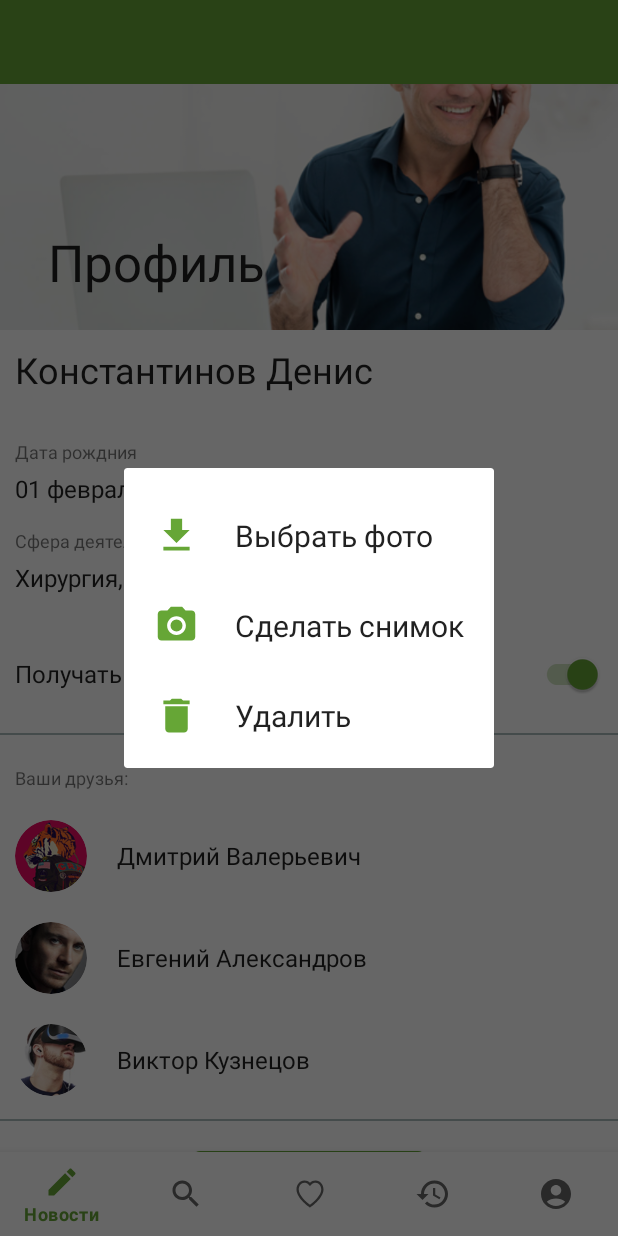
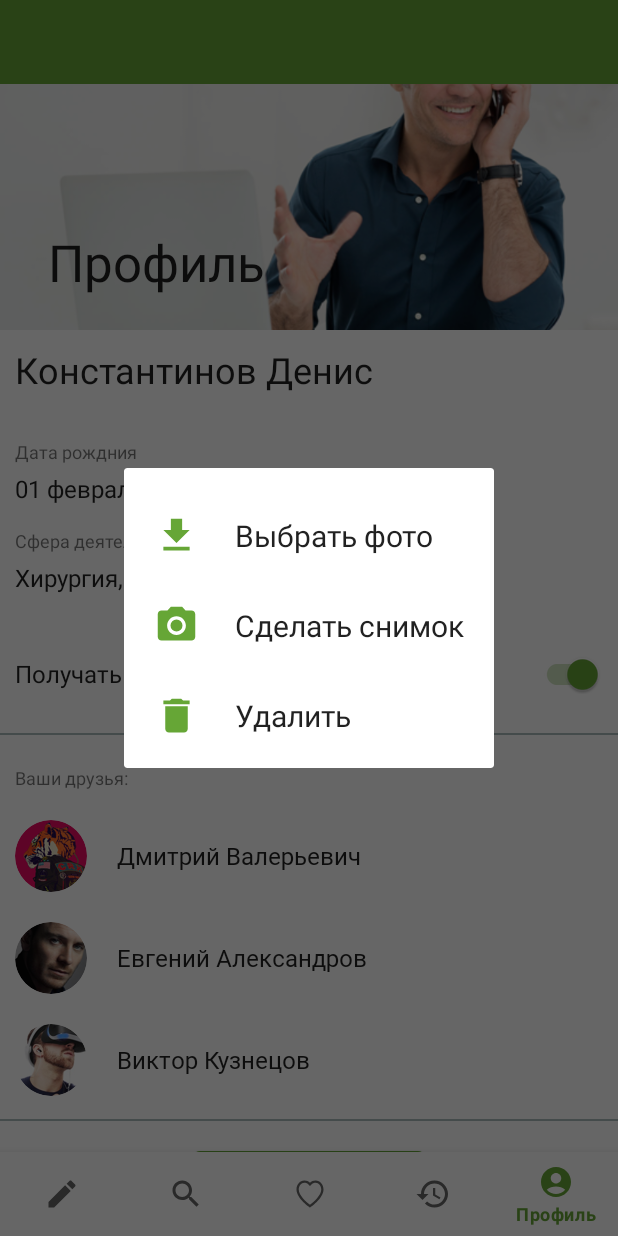
Before and after one commit to radik-alt/ProjectJavaSimba, an Android app: the fragment DialogFragmentSelect placed in its activity, after a tap on "Сделать снимок", on a phone screen of 412 x 824 dp. Run offline under Robolectric (Android 15) with nearby library versions, the phone set to English and light mode, and no system bars; our stand-ins replace CircleImageView, navigation-ui.

Commit message:
доделал работу с камерой

```diff
--- a/app/src/main/java/com/example/projectjavasimba/MainActivity.kt
+++ b/app/src/main/java/com/example/projectjavasimba/MainActivity.kt
@@ -2,14 +2,9 @@ package com.example.projectjavasimba
 
 import androidx.appcompat.app.AppCompatActivity
 import android.os.Bundle
-import android.view.LayoutInflater
-import androidx.navigation.findNavController
-import androidx.navigation.ui.AppBarConfiguration
-import androidx.navigation.ui.setupActionBarWithNavController
+import androidx.navigation.fragment.NavHostFragment
 import androidx.navigation.ui.setupWithNavController
-import com.example.projectjavasimba.R
 import com.example.projectjavasimba.databinding.ActivityMainBinding
-import com.google.android.material.bottomnavigation.BottomNavigationView
 
 class MainActivity : AppCompatActivity() {
 
@@ -22,20 +17,11 @@ class MainActivity : AppCompatActivity() {
         _binding = ActivityMainBinding.inflate(layoutInflater)
         setContentView(binding.root)
 
-        /*val navView:BottomNavigationView = findViewById(R.id.bottomNavigationView)
-        val navController = findNavController(R.id.fragmentContainerView)
+        val navBar = binding.bottomNavigationView
+        val navHostFragment = supportFragmentManager.findFragmentById(R.id.fragmentContainerView) as NavHostFragment
+        val navController = navHostFragment.navController
 
-        val appBarConfiguration = AppBarConfiguration(setOf(
-            R.id.profileFragment,
-            R.id.searchFragment,
-            R.id.helpFragment,
-            R.id.helpFragment,
-            R.id.helpFragment
-        ))
-
-        setupActionBarWithNavController(navController, appBarConfiguration)
-        navView.setupWithNavController(navController)*/
-
+        navBar.setupWithNavController(navController)
     }
 
     override fun onDestroy() {
--- a/app/src/main/java/com/example/projectjavasimba/SplashScreen.kt
+++ b/app/src/main/java/com/example/projectjavasimba/SplashScreen.kt
@@ -15,6 +15,7 @@ class SplashScreen : AppCompatActivity() {
         CoroutineScope(Dispatchers.Main).launch {
             delay(2000)
             startActivity(Intent(this@SplashScreen, MainActivity::class.java))
+            finish()
         }
 
     }
--- a/app/src/main/java/com/example/projectjavasimba/presentation/profileFragment/ProfileFragment.kt
+++ b/app/src/main/java/com/example/projectjavasimba/presentation/profileFragment/ProfileFragment.kt
@@ -6,7 +6,6 @@ import android.view.LayoutInflater
 import android.view.View
 import android.view.ViewGroup
 import androidx.fragment.app.activityViewModels
-import androidx.lifecycle.ViewModelProvider
 import com.bumptech.glide.Glide
 import com.example.projectjavasimba.R
 import com.example.projectjavasimba.databinding.FragmentProfileBinding
--- a/app/src/main/java/com/example/projectjavasimba/presentation/profileFragment/dialog/DialogFragmentSelect.kt
+++ b/app/src/main/java/com/example/projectjavasimba/presentation/profileFragment/dialog/DialogFragmentSelect.kt
@@ -1,35 +1,39 @@
 package com.example.projectjavasimba.presentation.profileFragment.dialog
 
 import android.Manifest
-import android.content.Intent
 import android.content.pm.PackageManager
 import android.net.Uri
 import android.os.Bundle
-import android.provider.MediaStore
-import android.provider.SyncStateContract.Constants
+import android.util.Log
 import android.view.LayoutInflater
 import android.view.View
 import android.view.ViewGroup
 import androidx.activity.result.contract.ActivityResultContracts
 import androidx.core.app.ActivityCompat
 import androidx.core.content.ContextCompat
+import androidx.core.content.FileProvider
 import androidx.fragment.app.DialogFragment
 import androidx.fragment.app.activityViewModels
+import com.example.projectjavasimba.BuildConfig
 import com.example.projectjavasimba.databinding.DialogLayoutBinding
 import com.example.projectjavasimba.presentation.profileFragment.SharedViewModel
+import java.io.File
+import java.text.SimpleDateFormat
+import java.util.*
 
 class DialogFragmentSelect : DialogFragment() {
 
-    private var _binding:DialogLayoutBinding?=null
-    private val binding:DialogLayoutBinding
+    private var _binding: DialogLayoutBinding? = null
+    private val binding: DialogLayoutBinding
         get() = _binding ?: throw RuntimeException("DialogLayoutBinding == null")
 
-    private val sharedViewModel:SharedViewModel by activityViewModels()
+    private var uri: Uri? = null
+    private val sharedViewModel: SharedViewModel by activityViewModels()
 
     override fun onCreateView(
         inflater: LayoutInflater,
         container: ViewGroup?,
-        savedInstanceState: Bundle?
+        savedInstanceState: Bundle?,
     ): View {
         _binding = DialogLayoutBinding.inflate(inflater, container, false)
         return binding.root
@@ -43,9 +47,8 @@ class DialogFragmentSelect : DialogFragment() {
         }
 
         binding.makePhoto.setOnClickListener {
-            if (allPermission()){
-                val intent = Intent(MediaStore.ACTION_IMAGE_CAPTURE)
-                getContent.launch(Uri.parse(""))
+            if (allPermission()) {
+                openCamera()
             } else {
                 ActivityCompat.requestPermissions(requireActivity(), PERMISSION, PERMISSION_CODE)
             }
@@ -56,26 +59,51 @@ class DialogFragmentSelect : DialogFragment() {
         }
     }
 
-    private val getContent = registerForActivityResult(ActivityResultContracts.TakePicture()) { imageUri ->
-        if (imageUri != null) {
-//            sharedViewModel.setImage(imageUri)
+    private val getContent =
+        registerForActivityResult(ActivityResultContracts.TakePicture()) { success ->
+            if (success) {
+                uri?.let { sharedViewModel.setImage(it) }
+            }
+        }
+
+    private fun openCamera() {
+        val file = createImageFile()
+        try {
+            uri = FileProvider.getUriForFile(
+                requireActivity(),
+                "${BuildConfig.APPLICATION_ID}.fileProvider",
+                file
+            )
+        } catch (e: Exception) {
+            Log.d("OpenCameraContent", e.message.toString())
+        }
+        if (uri != null) {
+            getContent.launch(uri)
         }
     }
 
+    private fun createImageFile(): File {
+        val timestamp = SimpleDateFormat("yyyyMMdd_HHmmss").format(Date())
+        val imageDirectory = requireActivity().filesDir
+        return File.createTempFile(
+            "Camera_${timestamp}",
+            ".png",
+            imageDirectory
+        )
+    }
 
     override fun onDestroyView() {
         super.onDestroyView()
         _binding = null
     }
 
-    private fun allPermission() = PERMISSION.all{
+    private fun allPermission() = PERMISSION.all {
         ContextCompat.checkSelfPermission(requireContext(), it) == PackageManager.PERMISSION_GRANTED
     }
 
-    companion object{
-        private const val REQUEST_TAKE_PHOTO = 1;
-        private const val TAG_IMAGE = "profile_photo"
-        private val PERMISSION = arrayOf(Manifest.permission.CAMERA)
+    companion object {
+        private val PERMISSION =
+            arrayOf(Manifest.permission.CAMERA, Manifest.permission.WRITE_EXTERNAL_STORAGE)
         private const val PERMISSION_CODE = 100
     }
 
--- a/app/src/main/res/layout/fragment_helpragment.xml
+++ b/app/src/main/res/layout/fragment_helpragment.xml
@@ -13,6 +13,7 @@
     <TextView
         android:layout_marginTop="30sp"
         android:id="@+id/textView2"
+        android:fontFamily="@font/roboto_regular"
         android:layout_width="wrap_content"
         android:layout_height="wrap_content"
         android:text="@string/text_select_sort_help"
@@ -27,6 +28,7 @@
         android:layout_width="match_parent"
         android:layout_height="0sp"
         android:layout_marginTop="30sp"
+        tools:listitem="@layout/item_search"
         android:overScrollMode="never"
         app:layout_constraintBottom_toBottomOf="parent"
         app:layout_constraintTop_toBottomOf="@+id/textView2" />
--- a/app/src/main/res/layout/fragment_meeting.xml
+++ b/app/src/main/res/layout/fragment_meeting.xml
@@ -11,6 +11,7 @@
         android:padding="@dimen/indiment_20"
         android:lineHeight="20dp"
         android:textSize="14sp"
+        android:fontFamily="@font/roboto_regular"
         android:layout_width="match_parent"
         android:layout_height="wrap_content"
         android:text="@string/text_fragment_search" />
--- a/app/src/main/res/layout/fragment_n_k_o.xml
+++ b/app/src/main/res/layout/fragment_n_k_o.xml
@@ -11,6 +11,7 @@
         android:padding="@dimen/indiment_20"
         android:lineHeight="20dp"
         android:textSize="14sp"
+        android:fontFamily="@font/roboto_regular"
         android:layout_width="match_parent"
         android:layout_height="wrap_content"
         android:text="@string/text_fragment_search" />
--- a/app/src/main/res/layout/item_friends.xml
+++ b/app/src/main/res/layout/item_friends.xml
@@ -14,6 +14,7 @@
 
     <TextView
         android:id="@+id/nameFriends"
+        android:fontFamily="@font/roboto_regular"
         android:layout_marginStart="20sp"
         android:layout_gravity="center_vertical"
         android:textSize="16sp"
--- a/app/src/main/res/layout/item_help_sort.xml
+++ b/app/src/main/res/layout/item_help_sort.xml
@@ -17,6 +17,7 @@
     <TextView
         android:id="@+id/textHelper"
         android:textStyle="bold"
+        android:fontFamily="@font/roboto_regular"
         android:textSize="15sp"
         android:textColor="@color/green_color"
         android:layout_gravity="center_horizontal"
--- a/app/src/main/res/layout/item_search.xml
+++ b/app/src/main/res/layout/item_search.xml
@@ -12,6 +12,7 @@
         android:layout_height="wrap_content"
         android:ellipsize="end"
         android:maxLines="1"
+        android:fontFamily="@font/roboto_regular"
         android:text="@string/default_text_item_search"
         android:textColor="@color/black"
         android:textSize="20sp"
--- a/app/src/main/res/navigation/main_nav.xml
+++ b/app/src/main/res/navigation/main_nav.xml
@@ -3,7 +3,7 @@
     xmlns:app="http://schemas.android.com/apk/res-auto"
     xmlns:tools="http://schemas.android.com/tools"
     android:id="@+id/main_nav"
-    app:startDestination="@id/profileFragment">
+    app:startDestination="@id/searchFragment">
     <fragment
         android:id="@+id/profileFragment"
         android:name="com.example.projectjavasimba.presentation.profileFragment.ProfileFragment"
```
Also changed, not shown: app/build.gradle (+9 -5 lines), app/src/main/AndroidManifest.xml (+10 -3 lines), app/src/main/res/font/roboto_regular.ttf (added).
